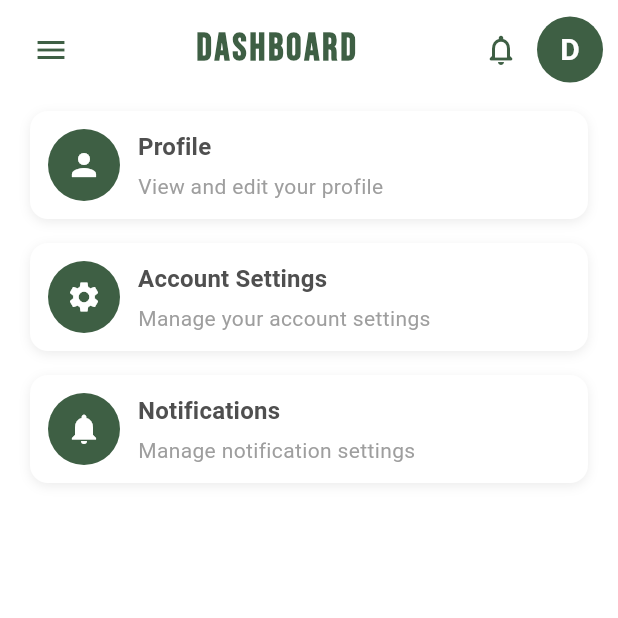
After one commit to AbdulSalam78976/School-Management-System, a Flutter app: the TeacherSettingScreen screen opened by its route, after a tap on the "menu" icon, after a tap on "Messages", after a tap on the "notifications none" icon, on a phone screen of 412 x 824 dp, the top half of it. The commit adds this screen. Run offline on Flutter 3.47's test engine with Material 3 defaults, Android fonts, the phone set to English and light mode, and no system bars; our stand-ins replace file_picker, flutter_svg, get, google_fonts, lottie, table_calendar; network calls fail.

Commit message:
no comments

```diff
--- a/lib/common/components/appbar/custom_appbar_widget.dart
+++ b/lib/common/components/appbar/custom_appbar_widget.dart
@@ -77,7 +77,9 @@ class CustomAppBar extends StatelessWidget implements PreferredSizeWidget {
                     ],
                   ),
 
-                  CircleAvatar(
+                  InkWell(
+                    //onTap: () => Get.toNamed(RouteName.profileScreen),
+                    child: CircleAvatar(
                       radius: 22,
                       backgroundColor: controller.profileImage.value.isEmpty
                           ? AppPalette.primaryColor
@@ -98,6 +100,7 @@ class CustomAppBar extends StatelessWidget implements PreferredSizeWidget {
                             )
                           : null,
                     ),
+                  ),
                 ],
               ),
             ],
--- a/lib/common/resources/routes/route_names.dart
+++ b/lib/common/resources/routes/route_names.dart
@@ -14,4 +14,12 @@ class RouteName {
       '/assignmentSubmissionsScreen';
   static const String assignmentSubmissionsDetailScreen =
       '/assignmentSubmissionsDetailScreen';
+
+  static const String teacherMessagesScreen = '/teacher_messages_Screen';
+
+  static const String teacherChatScreen = '/teacher_chat_Screen';
+  static const String teachernewConversationScreen =
+      '/teacher_newConversation_Screen';
+
+  static const String teacherSettingScreen = '/teacher_setting_Screen';
 }
--- a/lib/common/resources/routes/routes.dart
+++ b/lib/common/resources/routes/routes.dart
@@ -14,6 +14,12 @@ import 'package:school_app/teacher/screens/classes/classes_binding.dart';
 import 'package:school_app/teacher/screens/classes/classes_screen.dart';
 import 'package:school_app/teacher/screens/home%20screen/teacher_dashboard.dart';
 import 'package:school_app/teacher/screens/home%20screen/teacher_home_binding.dart';
+import 'package:school_app/teacher/screens/messages/chat_screen.dart';
+import 'package:school_app/teacher/screens/messages/messages_binding.dart';
+import 'package:school_app/teacher/screens/messages/messages_screen.dart';
+import 'package:school_app/teacher/screens/messages/new_conversation_screen.dart';
+import 'package:school_app/teacher/screens/settings/setting_binding.dart';
+import 'package:school_app/teacher/screens/settings/settings_screen.dart';
 
 class AppRoutes {
   static appRoutes() => [
@@ -80,5 +86,36 @@ class AppRoutes {
       transitionDuration: Duration(milliseconds: 250),
       transition: Transition.leftToRightWithFade,
     ),
+
+    GetPage(
+      name: RouteName.teacherMessagesScreen,
+      page: () => TeacherMessagesScreen(),
+      binding: TeacherMessagesBinding(),
+      transitionDuration: Duration(milliseconds: 250),
+      transition: Transition.leftToRightWithFade,
+    ),
+
+    GetPage(
+      name: RouteName.teacherChatScreen,
+      page: () => const TeacherChatScreen(),
+      binding: TeacherMessagesBinding(),
+      transitionDuration: Duration(milliseconds: 250),
+      transition: Transition.leftToRightWithFade,
+    ),
+    GetPage(
+      name: RouteName.teachernewConversationScreen,
+      page: () => const NewConversationScreen(),
+      binding: TeacherMessagesBinding(),
+      transitionDuration: Duration(milliseconds: 250),
+      transition: Transition.leftToRightWithFade,
+    ),
+
+    GetPage(
+      name: RouteName.teacherSettingScreen,
+      page: () => const TeacherSettingScreen(),
+      binding: SettingBinding(),
+      transitionDuration: Duration(milliseconds: 250),
+      transition: Transition.leftToRightWithFade,
+    ),
   ];
 }
--- a/lib/common/resources/theme/app_theme.dart
+++ b/lib/common/resources/theme/app_theme.dart
@@ -136,7 +136,7 @@ final AppTheme = ThemeData(
     shape: RoundedRectangleBorder(borderRadius: BorderRadius.circular(8)),
   ),
   floatingActionButtonTheme: FloatingActionButtonThemeData(
-    backgroundColor: AppPalette.accentColor,
+    backgroundColor: AppPalette.secondaryColor,
     foregroundColor: AppPalette.whiteColor,
     elevation: 4,
   ),
--- a/lib/common/resources/theme/colors.dart
+++ b/lib/common/resources/theme/colors.dart
@@ -5,7 +5,8 @@ class AppPalette {
   static const Color primaryColor = Color(0xFF3E5F44); // Deep Forest Green
   static const Color secondaryColor = Color(0xFF5E936C); // Natural Green
   static const Color accentColor = Color(0xFF93DA97); // Soft Mint
-  static const Color textColor = Color(0xFF1B1B1B); // Dark Text for Contrast
+  static const Color textColor = Color(0xFF4F4F4F);
+  // Dark Text for Contrast
   static const Color whiteColor = Colors.white;
   static const Color greyColor = Color(0xFF9E9E9E); // Neutral Grey (optional)
   static const Color borderColor = Color(0xFF3E5F44); // Use primary for borders
--- a/lib/teacher/data/teacher_drawer_data.dart
+++ b/lib/teacher/data/teacher_drawer_data.dart
@@ -37,7 +37,7 @@ class TeacherDrawerData {
       title: 'Messages',
       isActive: false,
       onTap: () {
-        // Get.toNamed('/messages');
+        Get.toNamed(RouteName.teacherMessagesScreen);
       },
     ),
     DrawerModel(
@@ -53,7 +53,7 @@ class TeacherDrawerData {
       title: 'Settings',
       isActive: false,
       onTap: () {
-        // Get.toNamed('/settings');
+        Get.toNamed(RouteName.teacherSettingScreen);
       },
     ),
   ];
--- a/lib/teacher/screens/announcements screen/announcements_controller.dart
+++ b/lib/teacher/screens/announcements screen/announcements_controller.dart
@@ -24,7 +24,7 @@ class TeacherAnnouncementsController extends GetxController {
     // Use a microtask to safely update shared state after the frame is drawn.
     Future.delayed(Duration.zero, () {
       appBarController.setTitle('Announcements');
-      drawerController.setActiveIndex(5); // Index 5 for Announcements
+      drawerController.setActiveIndex(4); // Index 5 for Announcements
     });
   }
 
--- /dev/null
+++ b/lib/teacher/screens/messages/messages_binding.dart
@@ -0,0 +1,9 @@
+import 'package:get/get.dart';
+import 'package:school_app/teacher/screens/messages/messages_controller.dart';
+
+class TeacherMessagesBinding extends Bindings {
+  @override
+  void dependencies() {
+    Get.lazyPut(() => TeacherMessagesController());
+  }
+}
--- /dev/null
+++ b/lib/teacher/screens/messages/messages_controller.dart
@@ -0,0 +1,34 @@
+import 'package:get/get.dart';
+import 'package:school_app/common/components/appbar/appbar_controller.dart';
+import 'package:school_app/common/components/drawer/drawer_controller.dart';
+
+class TeacherMessagesController extends GetxController {
+  final AppBarController appBarController = Get.find<AppBarController>();
+  final DrawerControllerCustom drawerController =
+      Get.find<DrawerControllerCustom>();
+
+  // State
+
+  @override
+  void onInit() {
+    super.onInit();
+  }
+
+  @override
+  void onReady() {
+    super.onReady();
+    // Use a microtask to safely update shared state after the frame is drawn.
+    Future.delayed(Duration.zero, () {
+      appBarController.setTitle('Messages');
+      drawerController.setActiveIndex(3); // Index 2 for Attendance
+    });
+  }
+
+  @override
+  void onClose() {
+    // Reset the shared state when the screen is closed.
+    appBarController.setTitle('Dashboard');
+    drawerController.setActiveIndex(0);
+    super.onClose();
+  }
+}
--- /dev/null
+++ b/lib/teacher/screens/messages/messages_screen.dart
@@ -0,0 +1,131 @@
+import 'package:flutter/material.dart';
+import 'package:get/get.dart';
+import 'package:school_app/common/components/appbar/custom_appbar_widget.dart';
+import 'package:school_app/common/components/drawer/custom_drawer.dart';
+import 'package:school_app/common/resources/routes/route_names.dart';
+import 'package:school_app/teacher/screens/messages/messages_controller.dart';
+import 'package:school_app/teacher/screens/messages/new_conversation_screen.dart';
+
+class TeacherMessagesScreen extends StatefulWidget {
+  const TeacherMessagesScreen({super.key});
+
+  @override
+  State<TeacherMessagesScreen> createState() => _TeacherMessagesScreenState();
+}
+
+class _TeacherMessagesScreenState extends State<TeacherMessagesScreen> {
+  @override
+  Widget build(BuildContext context) {
+    final controller = Get.find<TeacherMessagesController>();
+
+    final List<Map<String, String>> messages = [
+      {"name": "Ms. Johnson", "message": "See you tomorrow!", "avatar": ""},
+      {
+        "name": "Parents of Alex",
+        "message": "Reminder: Parent-teacher conference next week.",
+        "avatar": "",
+      },
+      {
+        "name": "Class 7A",
+        "message": "Math assignment due Friday.",
+        "avatar": "",
+      },
+      {
+        "name": "School Staff",
+        "message": "Meeting at 3 PM today.",
+        "avatar": "",
+      },
+      {
+        "name": "Mr. Davis",
+        "message": "Can we reschedule our meeting?",
+        "avatar": "",
+      },
+    ];
+    return Scaffold(
+      appBar: const CustomAppBar(),
+      drawer: const CustomDrawer(),
+
+      body: Padding(
+        padding: const EdgeInsets.symmetric(horizontal: 20),
+        child: Column(
+          children: [
+            /// Search Bar
+            const TextField(
+              decoration: InputDecoration(
+                hintText: "Search messages or contacts",
+                // border: InputBorder.none,
+                prefixIcon: Icon(Icons.search, color: Colors.grey),
+
+                enabledBorder: OutlineInputBorder(
+                  borderRadius: BorderRadius.all(Radius.circular(12)),
+                  borderSide: BorderSide.none,
+                ),
+                focusedBorder: OutlineInputBorder(
+                  borderRadius: BorderRadius.all(Radius.circular(12)),
+                  borderSide: BorderSide.none,
+                ),
+              ),
+            ),
+
+            const SizedBox(height: 20),
+
+            /// Messages List
+            Expanded(
+              child: ListView.separated(
+                itemCount: messages.length,
+                separatorBuilder: (_, __) => const SizedBox(height: 12),
+                itemBuilder: (context, index) {
+                  final msg = messages[index];
+                  return ListTile(
+                    contentPadding: EdgeInsets.zero,
+                    leading: CircleAvatar(
+                      radius: 28,
+                      backgroundImage: AssetImage(msg['avatar']!),
+                    ),
+                    title: Text(
+                      msg['name']!,
+                      style: const TextStyle(
+                        fontWeight: FontWeight.bold,
+                        fontSize: 16,
+                      ),
+                    ),
+                    subtitle: Text(
+                      msg['message']!,
+                      style: TextStyle(
+                        fontSize: 14,
+                        color: Colors.grey.shade700,
+                      ),
+                    ),
+                    onTap: () {
+                      // Navigate to conversation screen
+                      Get.toNamed(
+                        RouteName.teacherChatScreen,
+                        arguments: {'sender': 'You', 'receiver': msg['name']!},
+                      );
+                    },
+                    trailing: Text(
+                      '2:30 PM',
+                      style: TextStyle(
+                        fontSize: 12,
+                        color: Colors.grey.shade700,
+                      ),
+                    ),
+                  );
+                },
+              ),
+            ),
+          ],
+        ),
+      ),
+
+      /// Floating Action Button
+      floatingActionButton: FloatingActionButton(
+        onPressed: () {
+          Get.to(NewConversationScreen());
+        },
+
+        child: const Icon(Icons.add, color: Colors.white),
+      ),
+    );
+  }
+}
--- /dev/null
+++ b/lib/teacher/screens/settings/setting_binding.dart
@@ -0,0 +1,9 @@
+import 'package:get/get.dart';
+import 'package:school_app/teacher/screens/settings/setting_controller.dart';
+
+class SettingBinding extends Bindings {
+  @override
+  void dependencies() {
+    Get.lazyPut(() => TeacherSettingController());
+  }
+}
--- /dev/null
+++ b/lib/teacher/screens/settings/setting_controller.dart
@@ -0,0 +1,27 @@
+import 'package:get/get.dart';
+import 'package:school_app/common/components/appbar/appbar_controller.dart';
+import 'package:school_app/common/components/drawer/drawer_controller.dart';
+
+class TeacherSettingController extends GetxController {
+  final AppBarController appBarController = Get.find<AppBarController>();
+  final DrawerControllerCustom drawerController =
+      Get.find<DrawerControllerCustom>();
+
+  @override
+  void onReady() {
+    super.onReady();
+    // Use a microtask to safely update shared state after the frame is drawn.
+    Future.delayed(Duration.zero, () {
+      appBarController.setTitle('Settings');
+      drawerController.setActiveIndex(5); // Index 2 for Attendance
+    });
+  }
+
+  @override
+  void onClose() {
+    // Reset the shared state when the screen is closed.
+    appBarController.setTitle('Dashboard');
+    drawerController.setActiveIndex(0);
+    super.onClose();
+  }
+}
--- /dev/null
+++ b/lib/teacher/screens/settings/settings_screen.dart
@@ -0,0 +1,118 @@
+import 'package:flutter/material.dart';
+import 'package:get/get.dart';
+import 'package:school_app/common/components/appbar/custom_appbar_widget.dart';
+import 'package:school_app/common/components/drawer/custom_drawer.dart';
+import 'package:school_app/common/resources/theme/colors.dart';
+import 'package:school_app/teacher/screens/settings/setting_controller.dart';
+
+class TeacherSettingScreen extends StatefulWidget {
+  const TeacherSettingScreen({super.key});
+
+  @override
+  State<TeacherSettingScreen> createState() => _TeacherSettingScreenState();
+}
+
+class _TeacherSettingScreenState extends State<TeacherSettingScreen> {
+  @override
+  Widget build(BuildContext context) {
+    final controller = Get.find<TeacherSettingController>();
+    return Scaffold(
+      appBar: const CustomAppBar(),
+      drawer: const CustomDrawer(),
+      body: ListView(
+        padding: EdgeInsets.symmetric(horizontal: 20),
+        children: [
+          CustomTile(
+            icon: Icons.person,
+            title: 'Profile',
+            subtitle: 'View and edit your profile',
+            onTap: () {
+              // Navigate or show dialog
+            },
+          ),
+
+          CustomTile(
+            icon: Icons.settings,
+            title: 'Account Settings',
+            subtitle: 'Manage your account settings',
+            onTap: () {
+              // Navigate or show dialog
+            },
+          ),
+
+          CustomTile(
+            icon: Icons.notifications,
+            title: 'Notifications',
+            subtitle: 'Manage notification settings',
+            onTap: () {
+              // Navigate or show dialog
+            },
+          ),
+        ],
+      ),
+    );
+  }
+}
+
+class CustomTile extends StatelessWidget {
+  final IconData icon;
+  final String title;
+  final String subtitle;
+  final VoidCallback onTap;
+
+  const CustomTile({
+    super.key,
+    required this.icon,
+    required this.title,
+    required this.subtitle,
+    required this.onTap,
+  });
+
+  @override
+  Widget build(BuildContext context) {
+    return InkWell(
+      onTap: onTap,
+      child: Container(
+        margin: const EdgeInsets.symmetric(vertical: 8),
+        padding: const EdgeInsets.all(12),
+        decoration: BoxDecoration(
+          color: Colors.white,
+          borderRadius: BorderRadius.circular(12),
+          boxShadow: [
+            BoxShadow(
+              color: Colors.grey.withOpacity(0.2),
+              blurRadius: 6,
+              offset: const Offset(0, 2),
+            ),
+          ],
+        ),
+        child: Row(
+          crossAxisAlignment: CrossAxisAlignment.start,
+          children: [
+            CircleAvatar(radius: 24, child: Icon(icon)),
+            const SizedBox(width: 12),
+            Expanded(
+              child: Column(
+                crossAxisAlignment: CrossAxisAlignment.start,
+                children: [
+                  Text(
+                    title,
+                    style: Theme.of(context).textTheme.titleMedium?.copyWith(
+                      fontWeight: FontWeight.bold,
+                      color: AppPalette.textColor,
+                    ),
+                  ),
+                  const SizedBox(height: 4),
+                  Text(
+                    subtitle,
+                    style: const TextStyle(fontSize: 14, color: Colors.grey),
+                  ),
+                ],
+              ),
+            ),
+          ],
+        ),
+      ),
+    );
+  }
+}
```
Also changed, not shown: lib/teacher/screens/messages/chat_screen.dart (added, +221 -0 lines), lib/teacher/screens/messages/new_conversation_screen.dart (added, +107 -0 lines). Lines whose indentation alone changed are shown as unchanged.
